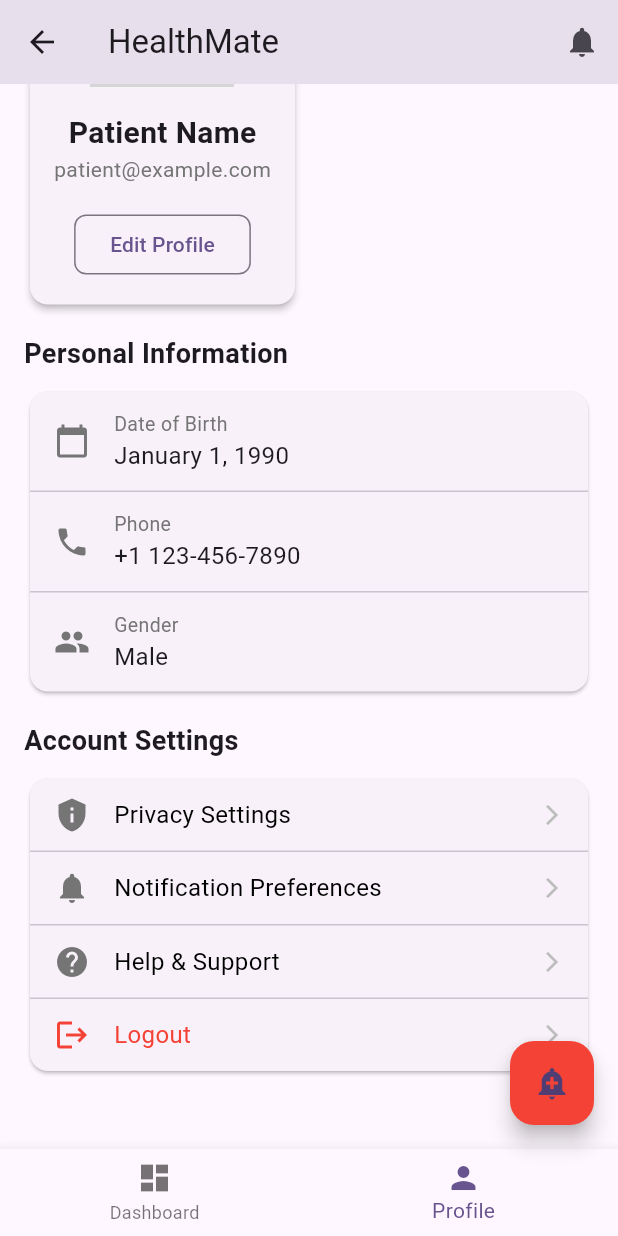
After one commit to Project-DevX/healthmate, a Flutter app: the PatientDashboard screen opened by its route, item 2 of the bottom bar chosen, scrolled down 130 dp, after a tap on "Edit Profile", on a phone screen of 412 x 824 dp. The commit adds this screen. Run offline on Flutter 3.47's test engine with Material 3 defaults, Android fonts, the phone set to English and light mode, and no system bars; our stand-ins replace cloud_firestore, firebase_auth, firebase_core, google_sign_in; accounts and stored records are empty; network calls fail; grey boxes are pictures that could not be loaded.

Commit message:
patient dashboard created

```diff
--- a/lib/login.dart
+++ b/lib/login.dart
@@ -58,9 +58,27 @@ class _LoginPageState extends State<LoginPage> {
       if (userCredential.user != null) {
         await _updateLastLoginTime(userCredential.user!.uid);
 
-        // Navigate to home page after successful sign-in
+        // Check user type and navigate accordingly
+        final userDoc = await FirebaseFirestore.instance
+            .collection('users')
+            .doc(userCredential.user!.uid)
+            .get();
+
         if (mounted) {
-          Navigator.pushReplacementNamed(context, '/home');
+          if (userDoc.exists) {
+            final userData = userDoc.data();
+            final userType = userData?['userType'] as String?;
+
+            if (userType == 'patient') {
+              Navigator.pushReplacementNamed(context, '/patientDashboard');
+            } else {
+              // Default route for other user types
+              Navigator.pushReplacementNamed(context, '/home');
+            }
+          } else {
+            // If user document doesn't exist, go to default home
+            Navigator.pushReplacementNamed(context, '/home');
+          }
         }
       }
     } on FirebaseAuthException catch (e) {
--- a/lib/main.dart
+++ b/lib/main.dart
@@ -3,6 +3,7 @@ import 'package:firebase_core/firebase_core.dart';
 import 'firebase_options.dart'; // Generated by FlutterFire CLI
 import 'login.dart';
 import 'register.dart';
+import 'patientDashboard.dart'; // Import the patient dashboard
 
 void main() async {
   WidgetsFlutterBinding.ensureInitialized();
@@ -21,6 +22,7 @@ class MyApp extends StatelessWidget {
       title: 'HealthMate',
       theme: ThemeData(
         colorScheme: ColorScheme.fromSeed(seedColor: Colors.deepPurple),
+        useMaterial3: true,
       ),
       initialRoute: '/',
       onGenerateRoute: (settings) {
@@ -30,6 +32,8 @@ class MyApp extends StatelessWidget {
           return MaterialPageRoute(builder: (_) => const LoginPage());
         } else if (settings.name == '/home') {
           return MaterialPageRoute(builder: (_) => const MyHomePage(title: 'Flutter Demo Home Page'));
+        } else if (settings.name == '/patientDashboard') {
+          return MaterialPageRoute(builder: (_) => const PatientDashboard());
         }
         // Handle unknown routes
         return MaterialPageRoute(builder: (_) => const LoginPage());
@@ -39,6 +43,7 @@ class MyApp extends StatelessWidget {
         '/': (context) => const LoginPage(),
         '/home': (context) => const MyHomePage(title: 'Flutter Demo Home Page'),
         '/register': (context) => const RegisterPage(),
+        '/patientDashboard': (context) => const PatientDashboard(),
       },
     );
   }
--- /dev/null
+++ b/lib/patientDashboard.dart
@@ -0,0 +1,585 @@
+import 'package:flutter/material.dart';
+
+class PatientDashboard extends StatefulWidget {
+  const PatientDashboard({super.key});
+
+  @override
+  State<PatientDashboard> createState() => _PatientDashboardState();
+}
+
+class _PatientDashboardState extends State<PatientDashboard> {
+  int _currentIndex = 0;
+
+  // List of pages to display
+  final List<Widget> _pages = [
+    const DashboardContent(),
+    const UserProfileContent(),
+  ];
+
+  @override
+  Widget build(BuildContext context) {
+    return Scaffold(
+      appBar: AppBar(
+        title: const Text('HealthMate'),
+        elevation: 2,
+        actions: [
+          IconButton(
+            icon: const Icon(Icons.notifications),
+            onPressed: () {
+              // TODO: Implement notifications
+            },
+          ),
+        ],
+      ),
+      body: _pages[_currentIndex],
+      bottomNavigationBar: BottomNavigationBar(
+        currentIndex: _currentIndex,
+        onTap: (index) {
+          setState(() {
+            _currentIndex = index;
+          });
+        },
+        items: const [
+          BottomNavigationBarItem(
+            icon: Icon(Icons.dashboard),
+            label: 'Dashboard',
+          ),
+          BottomNavigationBarItem(
+            icon: Icon(Icons.person),
+            label: 'Profile',
+          ),
+        ],
+      ),
+      floatingActionButton: FloatingActionButton(
+        onPressed: () {
+          _showEmergencyOptions(context);
+        },
+        backgroundColor: Colors.red,
+        child: const Icon(Icons.add_alert),
+      ),
+    );
+  }
+
+  void _showEmergencyOptions(BuildContext context) {
+    showModalBottomSheet(
+      context: context,
+      shape: const RoundedRectangleBorder(
+        borderRadius: BorderRadius.vertical(top: Radius.circular(16)),
+      ),
+      builder: (BuildContext context) {
+        return Container(
+          padding: const EdgeInsets.all(16),
+          child: Column(
+            mainAxisSize: MainAxisSize.min,
+            children: [
+              const Text(
+                'Emergency Options',
+                style: TextStyle(
+                  fontSize: 18,
+                  fontWeight: FontWeight.bold,
+                ),
+              ),
+              const SizedBox(height: 16),
+              _buildEmergencyOption(
+                context,
+                Icons.emergency,
+                'Emergency',
+                Colors.red,
+                () {
+                  Navigator.pop(context);
+                  // TODO: Navigate to emergency page
+                  ScaffoldMessenger.of(context).showSnackBar(
+                    const SnackBar(content: Text('Emergency option selected')),
+                  );
+                },
+              ),
+              const SizedBox(height: 8),
+              _buildEmergencyOption(
+                context,
+                Icons.medical_services,
+                'Find Doctor',
+                Colors.blue,
+                () {
+                  Navigator.pop(context);
+                  // TODO: Navigate to find doctor page
+                  ScaffoldMessenger.of(context).showSnackBar(
+                    const SnackBar(content: Text('Find Doctor option selected')),
+                  );
+                },
+              ),
+              const SizedBox(height: 8),
+              _buildEmergencyOption(
+                context,
+                Icons.people,
+                'Find Caregiver',
+                Colors.green,
+                () {
+                  Navigator.pop(context);
+                  // TODO: Navigate to find caregiver page
+                  ScaffoldMessenger.of(context).showSnackBar(
+                    const SnackBar(content: Text('Find Caregiver option selected')),
+                  );
+                },
+              ),
+            ],
+          ),
+        );
+      },
+    );
+  }
+
+  Widget _buildEmergencyOption(
+    BuildContext context,
+    IconData icon,
+    String label,
+    Color color,
+    VoidCallback onTap,
+  ) {
+    return InkWell(
+      onTap: onTap,
+      borderRadius: BorderRadius.circular(8),
+      child: Container(
+        padding: const EdgeInsets.symmetric(vertical: 12),
+        child: Row(
+          children: [
+            CircleAvatar(
+              backgroundColor: color.withOpacity(0.2),
+              radius: 24,
+              child: Icon(
+                icon,
+                color: color,
+                size: 24,
+              ),
+            ),
+            const SizedBox(width: 16),
+            Text(
+              label,
+              style: const TextStyle(
+                fontSize: 16,
+                fontWeight: FontWeight.w500,
+              ),
+            ),
+            const Spacer(),
+            Icon(
+              Icons.arrow_forward_ios,
+              size: 16,
+              color: Colors.grey.shade400,
+            ),
+          ],
+        ),
+      ),
+    );
+  }
+}
+
+// Dashboard Content Widget
+class DashboardContent extends StatelessWidget {
+  const DashboardContent({super.key});
+
+  @override
+  Widget build(BuildContext context) {
+    return SingleChildScrollView(
+      physics: const BouncingScrollPhysics(),
+      padding: const EdgeInsets.all(16),
+      child: Column(
+        crossAxisAlignment: CrossAxisAlignment.start,
+        children: [
+          // Greeting and summary
+          Card(
+            shape: RoundedRectangleBorder(
+              borderRadius: BorderRadius.circular(12),
+            ),
+            elevation: 2,
+            child: Padding(
+              padding: const EdgeInsets.all(16),
+              child: Column(
+                crossAxisAlignment: CrossAxisAlignment.start,
+                children: [
+                  Row(
+                    children: [
+                      const CircleAvatar(
+                        radius: 24,
+                        backgroundImage: NetworkImage(
+                          'https://www.gravatar.com/avatar/00000000000000000000000000000000?d=mp&f=y',
+                        ),
+                      ),
+                      const SizedBox(width: 16),
+                      Column(
+                        crossAxisAlignment: CrossAxisAlignment.start,
+                        children: [
+                          const Text(
+                            'Welcome back,',
+                            style: TextStyle(
+                              fontSize: 14,
+                              color: Colors.grey,
+                            ),
+                          ),
+                          Text(
+                            'Patient Name',
+                            style: TextStyle(
+                              fontSize: 18,
+                              fontWeight: FontWeight.bold,
+                              color: Theme.of(context).primaryColor,
+                            ),
+                          ),
+                        ],
+                      ),
+                    ],
+                  ),
+                  const SizedBox(height: 16),
+                  const Text(
+                    'Your Health Summary',
+                    style: TextStyle(
+                      fontSize: 16,
+                      fontWeight: FontWeight.bold,
+                    ),
+                  ),
+                  const SizedBox(height: 8),
+                  Row(
+                    mainAxisAlignment: MainAxisAlignment.spaceAround,
+                    children: [
+                      _buildHealthMetric(context, '120/80', 'Blood Pressure', Icons.favorite),
+                      _buildHealthMetric(context, '72 bpm', 'Heart Rate', Icons.monitor_heart),
+                      _buildHealthMetric(context, '98.6°F', 'Temperature', Icons.thermostat),
+                    ],
+                  ),
+                ],
+              ),
+            ),
+          ),
+          const SizedBox(height: 16),
+
+          // Upcoming appointments
+          const Text(
+            'Upcoming Appointments',
+            style: TextStyle(
+              fontSize: 18,
+              fontWeight: FontWeight.bold,
+            ),
+          ),
+          const SizedBox(height: 8),
+          Card(
+            shape: RoundedRectangleBorder(
+              borderRadius: BorderRadius.circular(12),
+            ),
+            child: ListView.separated(
+              shrinkWrap: true,
+              physics: const NeverScrollableScrollPhysics(),
+              itemCount: 2,
+              separatorBuilder: (context, index) => const Divider(height: 1),
+              itemBuilder: (context, index) {
+                return ListTile(
+                  leading: const CircleAvatar(
+                    child: Icon(Icons.medical_services),
+                  ),
+                  title: Text(
+                    index == 0 ? 'Dr. Smith - Cardiology' : 'Dr. Johnson - General',
+                  ),
+                  subtitle: Text(
+                    index == 0 ? 'Tomorrow, 10:00 AM' : 'Jun 30, 2:30 PM',
+                  ),
+                  trailing: const Icon(Icons.arrow_forward_ios, size: 16),
+                  onTap: () {
+                    // TODO: Navigate to appointment details
+                  },
+                );
+              },
+            ),
+          ),
+          const SizedBox(height: 16),
+
+          // Medications
+          const Text(
+            'Your Medications',
+            style: TextStyle(
+              fontSize: 18,
+              fontWeight: FontWeight.bold,
+            ),
+          ),
+          const SizedBox(height: 8),
+          Card(
+            shape: RoundedRectangleBorder(
+              borderRadius: BorderRadius.circular(12),
+            ),
+            child: ListView.separated(
+              shrinkWrap: true,
+              physics: const NeverScrollableScrollPhysics(),
+              itemCount: 3,
+              separatorBuilder: (context, index) => const Divider(height: 1),
+              itemBuilder: (context, index) {
+                List<String> medications = [
+                  'Aspirin - 1 tablet daily',
+                  'Vitamin D - 1 capsule daily',
+                  'Metformin - 2 tablets daily'
+                ];
+                List<String> times = ['8:00 AM', '8:00 AM', '8:00 AM, 8:00 PM'];
+
+                return ListTile(
+                  leading: const CircleAvatar(
+                    child: Icon(Icons.medication),
+                  ),
+                  title: Text(medications[index]),
+                  subtitle: Text(times[index]),
+                  trailing: Checkbox(
+                    value: false,
+                    onChanged: (_) {
+                      // TODO: Mark medication as taken
+                    },
+                  ),
+                );
+              },
+            ),
+          ),
+        ],
+      ),
+    );
+  }
+
+  Widget _buildHealthMetric(BuildContext context, String value, String label, IconData icon) {
+    return Column(
+      children: [
+        CircleAvatar(
+          backgroundColor: Theme.of(context).primaryColor.withOpacity(0.1),
+          radius: 24,
+          child: Icon(
+            icon,
+            color: Theme.of(context).primaryColor,
+          ),
+        ),
+        const SizedBox(height: 8),
+        Text(
+          value,
+          style: const TextStyle(
+            fontWeight: FontWeight.bold,
+            fontSize: 16,
+          ),
+        ),
+        Text(
+          label,
+          style: const TextStyle(
+            fontSize: 12,
+            color: Colors.grey,
+          ),
+        ),
+      ],
+    );
+  }
+}
+
+// User Profile Content Widget
+class UserProfileContent extends StatelessWidget {
+  const UserProfileContent({super.key});
+
+  @override
+  Widget build(BuildContext context) {
+    return SingleChildScrollView(
+      padding: const EdgeInsets.all(16),
+      child: Column(
+        crossAxisAlignment: CrossAxisAlignment.start,
+        children: [
+          // User info card
+          Card(
+            shape: RoundedRectangleBorder(
+              borderRadius: BorderRadius.circular(12),
+            ),
+            elevation: 2,
+            child: Padding(
+              padding: const EdgeInsets.all(16),
+              child: Column(
+                children: [
+                  const CircleAvatar(
+                    radius: 48,
+                    backgroundImage: NetworkImage(
+                      'https://www.gravatar.com/avatar/00000000000000000000000000000000?d=mp&f=y',
+                    ),
+                  ),
+                  const SizedBox(height: 16),
+                  const Text(
+                    'Patient Name',
+                    style: TextStyle(
+                      fontSize: 20,
+                      fontWeight: FontWeight.bold,
+                    ),
+                  ),
+                  Text(
+                    'patient@example.com',
+                    style: TextStyle(
+                      color: Colors.grey.shade600,
+                    ),
+                  ),
+                  const SizedBox(height: 16),
+                  OutlinedButton(
+                    onPressed: () {
+                      // TODO: Edit profile
+                    },
+                    style: OutlinedButton.styleFrom(
+                      shape: RoundedRectangleBorder(
+                        borderRadius: BorderRadius.circular(8),
+                      ),
+                    ),
+                    child: const Text('Edit Profile'),
+                  ),
+                ],
+              ),
+            ),
+          ),
+          const SizedBox(height: 16),
+
+          // Profile details
+          const Text(
+            'Personal Information',
+            style: TextStyle(
+              fontSize: 18,
+              fontWeight: FontWeight.bold,
+            ),
+          ),
+          const SizedBox(height: 8),
+          Card(
+            shape: RoundedRectangleBorder(
+              borderRadius: BorderRadius.circular(12),
+            ),
+            child: Column(
+              children: [
+                _buildProfileDetail(Icons.calendar_today, 'Date of Birth', 'January 1, 1990'),
+                const Divider(height: 1),
+                _buildProfileDetail(Icons.phone, 'Phone', '+1 123-456-7890'),
+                const Divider(height: 1),
+                _buildProfileDetail(Icons.people, 'Gender', 'Male'),
+              ],
+            ),
+          ),
+          const SizedBox(height: 16),
+
+          // Account settings
+          const Text(
+            'Account Settings',
+            style: TextStyle(
+              fontSize: 18,
+              fontWeight: FontWeight.bold,
+            ),
+          ),
+          const SizedBox(height: 8),
+          Card(
+            shape: RoundedRectangleBorder(
+              borderRadius: BorderRadius.circular(12),
+            ),
+            child: Column(
+              children: [
+                _buildSettingsOption(
+                  context,
+                  Icons.privacy_tip,
+                  'Privacy Settings',
+                  () {
+                    // TODO: Navigate to privacy settings
+                  },
+                ),
+                const Divider(height: 1),
+                _buildSettingsOption(
+                  context,
+                  Icons.notifications,
+                  'Notification Preferences',
+                  () {
+                    // TODO: Navigate to notification settings
+                  },
+                ),
+                const Divider(height: 1),
+                _buildSettingsOption(
+                  context,
+                  Icons.help,
+                  'Help & Support',
+                  () {
+                    // TODO: Navigate to help & support
+                  },
+                ),
+                const Divider(height: 1),
+                _buildSettingsOption(
+                  context,
+                  Icons.logout,
+                  'Logout',
+                  () {
+                    // TODO: Implement logout
+                    ScaffoldMessenger.of(context).showSnackBar(
+                      const SnackBar(content: Text('Logging out...')),
+                    );
+                  },
+                  isDestructive: true,
+                ),
+              ],
+            ),
+          ),
+          const SizedBox(height: 32),
+        ],
+      ),
+    );
+  }
+
+  Widget _buildProfileDetail(IconData icon, String label, String value) {
+    return Padding(
+      padding: const EdgeInsets.symmetric(vertical: 12, horizontal: 16),
+      child: Row(
+        children: [
+          Icon(
+            icon,
+            color: Colors.grey.shade600,
+          ),
+          const SizedBox(width: 16),
+          Column(
+            crossAxisAlignment: CrossAxisAlignment.start,
+            children: [
+              Text(
+                label,
+                style: TextStyle(
+                  color: Colors.grey.shade600,
+                  fontSize: 13,
+                ),
+              ),
+              Text(
+                value,
+                style: const TextStyle(
+                  fontSize: 16,
+                ),
+              ),
+            ],
+          ),
+        ],
+      ),
+    );
+  }
+
+  Widget _buildSettingsOption(
+    BuildContext context,
+    IconData icon,
+    String label,
+    VoidCallback onTap, {
+    bool isDestructive = false,
+  }) {
+    return InkWell(
+      onTap: onTap,
+      child: Padding(
+        padding: const EdgeInsets.symmetric(vertical: 12, horizontal: 16),
+        child: Row(
+          children: [
+            Icon(
+              icon,
+              color: isDestructive ? Colors.red : Colors.grey.shade600,
+            ),
+            const SizedBox(width: 16),
+            Text(
+              label,
+              style: TextStyle(
+                color: isDestructive ? Colors.red : Colors.black,
+                fontSize: 16,
+              ),
+            ),
+            const Spacer(),
+            Icon(
+              Icons.arrow_forward_ios,
+              size: 16,
+              color: Colors.grey.shade400,
+            ),
+          ],
+        ),
+      ),
+    );
+  }
+}
```
